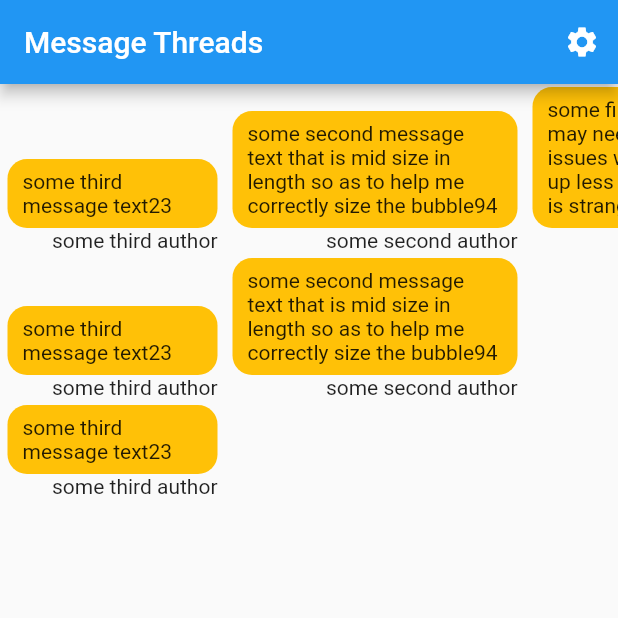
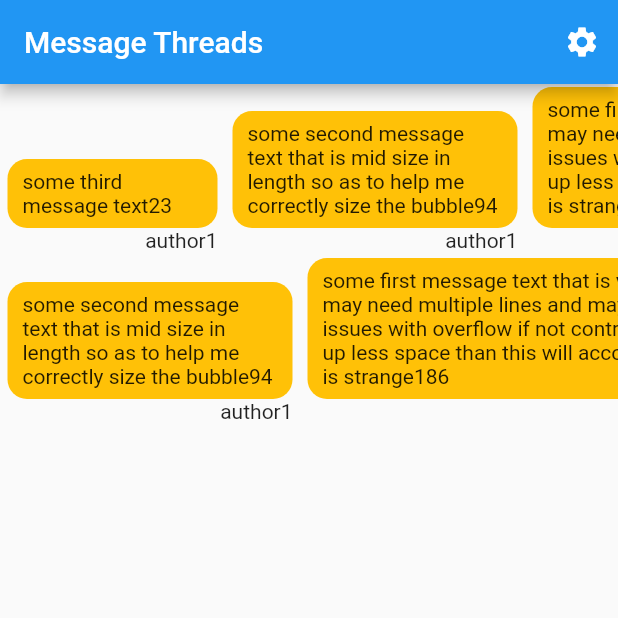
Before and after one commit to spatulea/skelly, a Flutter app: the screen it shows after launch, on a phone screen of 412 x 824 dp, the top half of it. Run offline on Flutter 3.47's test engine with Material 2 defaults, Android fonts, the phone set to English and light mode, and no system bars; our stand-ins replace cloud_firestore; accounts and stored records are empty; generated files the repository leaves out were written again.

Commit message:
converted to controller + service pattern

```diff
--- a/lib/src/app.dart
+++ b/lib/src/app.dart
@@ -1,9 +1,10 @@
 import 'package:flutter/material.dart';
 import 'package:flutter_gen/gen_l10n/app_localizations.dart';
 import 'package:flutter_localizations/flutter_localizations.dart';
+import 'package:skelly/src/message/thread_controller.dart';
 
 import 'sample_feature/sample_item_details_view.dart';
-import 'sample_feature/thread_list_view.dart';
+import 'message/thread_list_view.dart';
 import 'settings/settings_controller.dart';
 import 'settings/settings_view.dart';
 
@@ -12,9 +13,11 @@ class MyApp extends StatelessWidget {
   const MyApp({
     Key? key,
     required this.settingsController,
+    required this.threadController,
   }) : super(key: key);
 
   final SettingsController settingsController;
+  final ThreadController threadController;
 
   @override
   Widget build(BuildContext context) {
@@ -73,7 +76,9 @@ class MyApp extends StatelessWidget {
                     return const SampleItemDetailsView();
                   case ThreadListView.routeName:
                   default:
-                    return ThreadListView();
+                    return ThreadListView(
+                      threadController: threadController,
+                    );
                 }
               },
             );
--- a/lib/src/message/message.dart
+++ b/lib/src/message/message.dart
@@ -1,5 +1,11 @@
 import 'package:cloud_firestore/cloud_firestore.dart'
     show Timestamp, FieldValue;
+
+class Thread {
+  Thread(this.messages, {required this.threadUid});
+  final List<Message> messages;
+  final String threadUid;
+}
 
 class Message {
   final String text;
--- a/lib/src/message/message_thread.dart
+++ b/lib/src/message/message_thread.dart
@@ -3,9 +3,9 @@ import 'message.dart';
 import 'message_bubble.dart';
 
 class MessageThread extends StatelessWidget {
-  MessageThread({Key? key, required this.messageList}) : super(key: key);
+  MessageThread({Key? key, required this.thread}) : super(key: key);
 
-  final List<Message> messageList;
+  final Thread thread;
 
   @override
   Widget build(BuildContext context) {
@@ -23,18 +23,18 @@ class MessageThread extends StatelessWidget {
     //   ),
     // );
     return SingleChildScrollView(
-        scrollDirection: Axis.horizontal, child: _buildThread(messageList));
+        scrollDirection: Axis.horizontal, child: _buildThread(thread));
   }
 }
 
 // Build all messages in a single thread
 // TODO performance will be an issue with large/long threads
-Widget _buildThread(List<Message> messageList) {
+Widget _buildThread(Thread thread) {
   List<Widget> bubbles = [];
 
-  if (messageList.isEmpty) return Container();
+  if (thread.messages.isEmpty) return Container();
 
-  for (var message in messageList) {
+  for (var message in thread.messages) {
     bubbles.add(MessageBubble(message: message));
   }
   return Row(
--- /dev/null
+++ b/lib/src/message/thread_controller.dart
@@ -0,0 +1,24 @@
+import 'package:flutter/material.dart';
+import 'message.dart';
+
+import 'thread_service.dart';
+
+List<String> _mockSubscribedThreads = ['threadId1', 'threadId2'];
+
+class ThreadController with ChangeNotifier {
+  ThreadController(this._threadService);
+
+  final ThreadService _threadService;
+
+  List<Thread> _threads = [];
+
+  List<Thread> get threads => _threads;
+
+  Future<void> loadThreads() async {
+    for (String threadUid in _mockSubscribedThreads) {
+      // _threads.add(await _threadService.thread(threadUid));
+      _threadService.thread(threadUid).then((value) => _threads.add(value));
+    }
+    notifyListeners();
+  }
+}
--- a/lib/src/sample_feature/thread_list_view.dart
+++ b/lib/src/message/thread_list_view.dart
@@ -1,47 +1,48 @@
 import 'package:cloud_firestore/cloud_firestore.dart';
 import 'package:flutter/material.dart';
+import 'package:skelly/src/message/thread_controller.dart';
 
 import '../settings/settings_view.dart';
-import 'sample_item.dart';
-import 'sample_item_details_view.dart';
-import '../message/message_bubble.dart';
-import '../message/message.dart';
-import '../message/message_thread.dart';
+import 'message.dart';
+import 'message_thread.dart';
 
-final List<Message> messageHorizontalList = [
-  Message(
-      text:
-          'some first message text that is very long and may need multiple lines and may cause issues with overflow if not controlled to take up less space than this will accomodate this is strange',
-      author: 'some first author',
-      userUid: 'some uUid',
-      timeStamp: Timestamp.now(),
-      isNew: true),
-  Message(
-      text:
-          'some second message text that is mid size in length so as to help me correctly size the bubble',
-      author: 'some second author',
-      userUid: 'some uUid',
-      timeStamp: Timestamp.now(),
-      isNew: true),
-  Message(
-      text: 'some third message text',
-      author: 'some third author',
-      userUid: 'some uUid',
-      timeStamp: Timestamp.now(),
-      isNew: true)
-];
+// final List<Message> messageHorizontalList = [
+//   Message(
+//       text:
+//           'some first message text that is very long and may need multiple lines and may cause issues with overflow if not controlled to take up less space than this will accomodate this is strange',
+//       author: 'some first author',
+//       userUid: 'some uUid',
+//       timeStamp: Timestamp.now(),
+//       isNew: true),
+//   Message(
+//       text:
+//           'some second message text that is mid size in length so as to help me correctly size the bubble',
+//       author: 'some second author',
+//       userUid: 'some uUid',
+//       timeStamp: Timestamp.now(),
+//       isNew: true),
+//   Message(
+//       text: 'some third message text',
+//       author: 'some third author',
+//       userUid: 'some uUid',
+//       timeStamp: Timestamp.now(),
+//       isNew: true)
+// ];
 
-final List<List<Message>> messageVerticalList = [
-  messageHorizontalList,
-  messageHorizontalList.sublist(1),
-  messageHorizontalList.sublist(2)
-];
+// final List<List<Message>> messageVerticalList = [
+//   messageHorizontalList,
+//   messageHorizontalList.sublist(1),
+//   messageHorizontalList.sublist(2)
+// ];
 
 /// Displays a list of SampleItems.
 class ThreadListView extends StatelessWidget {
   ThreadListView({
     Key? key,
+    required this.threadController,
   }) : super(key: key);
+
+  final ThreadController threadController;
 
   static const routeName = '/';
 
@@ -76,7 +77,7 @@ class ThreadListView extends StatelessWidget {
           // has been killed while running in the background.
           restorationId: 'threadListView',
           shrinkWrap: true,
-          itemCount: messageVerticalList.length,
+          itemCount: threadController.threads.length,
           itemBuilder: (BuildContext context, int index) {
             // return ListTile(
             //     title: Text('SampleItem ${item.id}'),
@@ -93,7 +94,7 @@ class ThreadListView extends StatelessWidget {
             //         SampleItemDetailsView.routeName,
             //       );
             //     });
-            return MessageThread(messageList: messageVerticalList[index]);
+            return MessageThread(thread: threadController.threads[index]);
           },
         ),
       ),
--- /dev/null
+++ b/lib/src/message/thread_service.dart
@@ -0,0 +1,67 @@
+import 'package:cloud_firestore/cloud_firestore.dart' show Timestamp;
+import 'package:skelly/src/message/message.dart';
+
+// For now, let's pretend the data is static and not a stream subscription
+// as the future firestore implementation is likely to be. So we can mock
+// the firestore database as a JSON containing threads that contain messages
+Map<String, dynamic> _mockThreadData = {
+  'threadId1': {
+    'messageUid1': {
+      'author': 'author1',
+      'userUid': 'userUid1',
+      'timeStamp': Timestamp.now(),
+      'text':
+          'some first message text that is very long and may need multiple lines and may cause issues with overflow if not controlled to take up less space than this will accomodate this is strange'
+    },
+    'messageUid2': {
+      'author': 'author1',
+      'userUid': 'userUid1',
+      'timeStamp': Timestamp.now(),
+      'text':
+          'some second message text that is mid size in length so as to help me correctly size the bubble',
+    },
+    'messageUid3': {
+      'author': 'author1',
+      'userUid': 'userUid1',
+      'timeStamp': Timestamp.now(),
+      'text': 'some third message text',
+    },
+  },
+  'threadId2': {
+    'messageUid1': {
+      'author': 'author1',
+      'userUid': 'userUid1',
+      'timeStamp': Timestamp.now(),
+      'text':
+          'some first message text that is very long and may need multiple lines and may cause issues with overflow if not controlled to take up less space than this will accomodate this is strange'
+    },
+    'messageUid2': {
+      'author': 'author1',
+      'userUid': 'userUid1',
+      'timeStamp': Timestamp.now(),
+      'text':
+          'some second message text that is mid size in length so as to help me correctly size the bubble',
+    }
+  },
+  'threadId3': {
+    'messageUid1': {
+      'author': 'author1',
+      'userUid': 'userUid1',
+      'timeStamp': Timestamp.now(),
+      'text':
+          'some first message text that is very long and may need multiple lines and may cause issues with overflow if not controlled to take up less space than this will accomodate this is strange'
+    }
+  },
+};
+
+class ThreadService {
+  Future<Thread> thread(String threadUid) async {
+    List<Message> _threadMessageList = [];
+
+    _mockThreadData[threadUid].forEach((key, value) {
+      _threadMessageList.add(Message.fromJson(value));
+    });
+
+    return (Thread(_threadMessageList, threadUid: threadUid));
+  }
+}
```
Also changed, not shown: lib/main.dart (+8 -1 lines).
